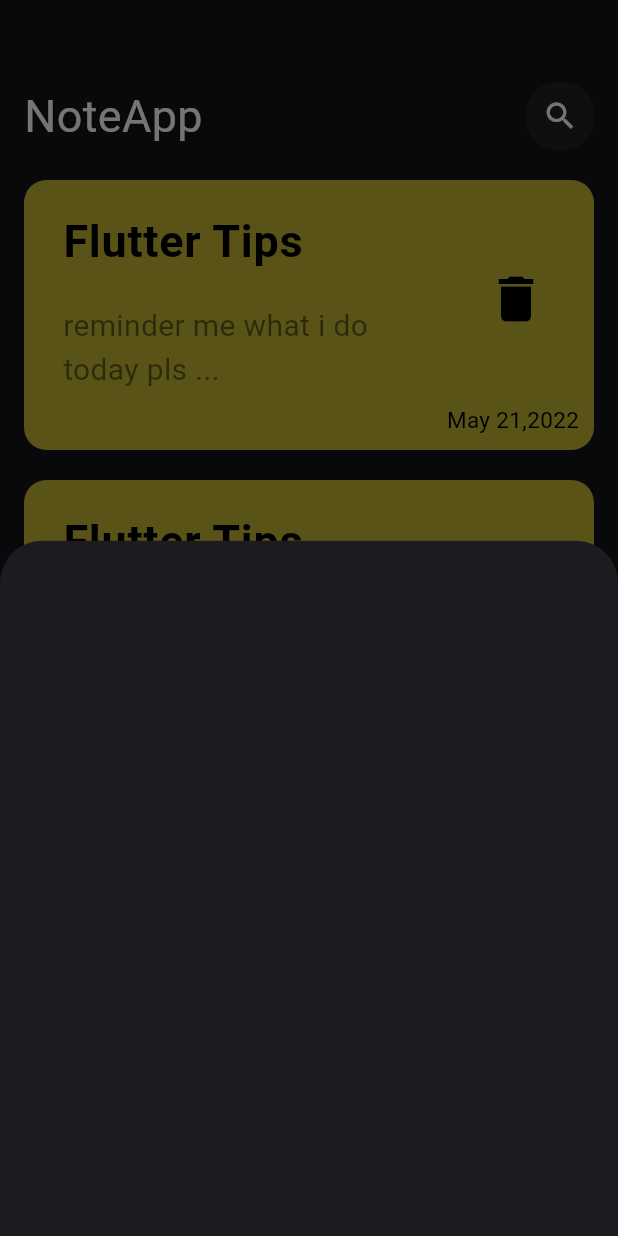
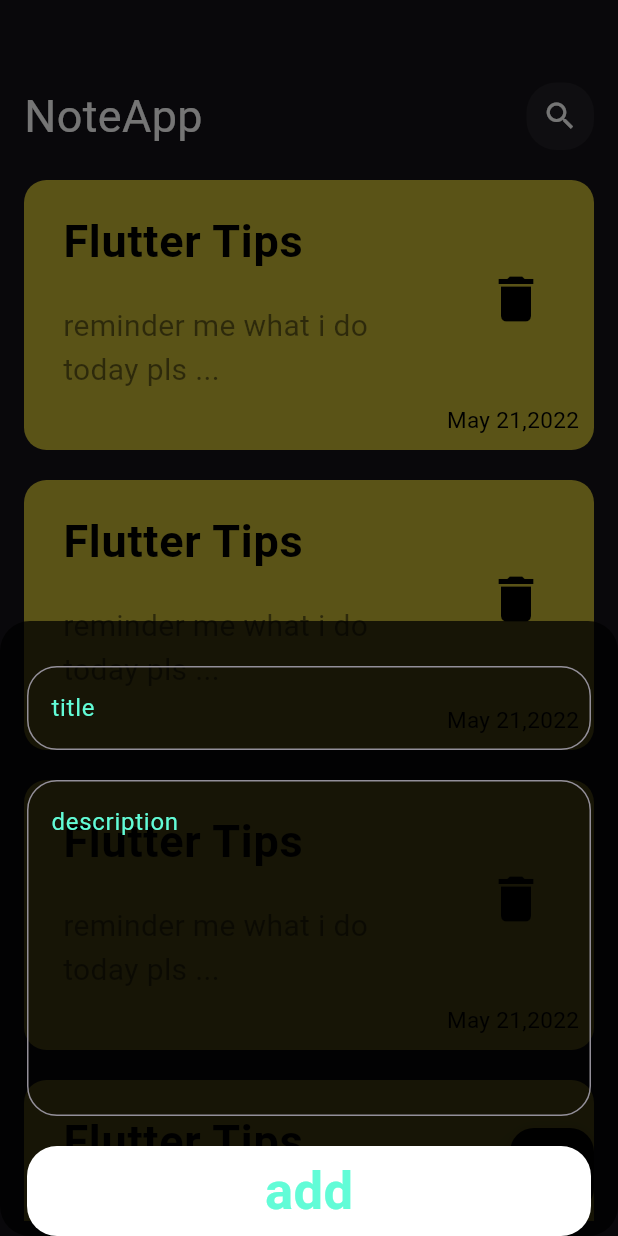
Before and after one commit to EslamAboelze/Random, a Flutter app: the screen it shows after launch, after a tap on the "add" icon, on a phone screen of 412 x 824 dp. Run offline on Flutter 3.47's test engine with Material 3 defaults, Android fonts, the phone set to English and light mode, and no system bars.

Commit message:
create_Edit_page

```diff
--- /dev/null
+++ b/lib/constants/constants_colors.dart
@@ -0,0 +1,3 @@
+import 'package:flutter/material.dart';
+
+const kPrimaryColor = Color(0xff62FCD7);
--- a/lib/main.dart
+++ b/lib/main.dart
@@ -5,6 +5,7 @@ void main() {
   runApp(const Note_App());
 }
 
+// ignore: camel_case_types
 class Note_App extends StatelessWidget {
   const Note_App({super.key});
 
--- /dev/null
+++ b/lib/views/edit_page.dart
@@ -0,0 +1,42 @@
+import 'package:flutter/material.dart';
+import 'package:tester/widgets/custom_appbar.dart';
+import 'package:tester/widgets/custom_icon.dart';
+import 'package:tester/widgets/custom_textfield.dart';
+
+class Editpage extends StatelessWidget {
+  Editpage({super.key});
+
+  @override
+  Widget build(BuildContext context) {
+    return Scaffold(
+      body: Padding(
+        padding: EdgeInsets.symmetric(horizontal: 16),
+        child: Column(
+          children: [
+            SizedBox(
+              height: 10,
+            ),
+            CustomAppbar(
+              title: "Edit page",
+              widget: CustomIconSearch(),
+            ),
+            Expanded(
+              child: Padding(
+                padding: EdgeInsets.symmetric(vertical: 10),
+                child: Column(
+                  children: [
+                    CustomTextField(1, "title"),
+                    SizedBox(
+                      height: 10,
+                    ),
+                    CustomTextField(15, "content")
+                  ],
+                ),
+              ),
+            )
+          ],
+        ),
+      ),
+    );
+  }
+}
--- a/lib/views/home_page.dart
+++ b/lib/views/home_page.dart
@@ -1,6 +1,7 @@
 //stls
 import 'package:flutter/material.dart';
 import 'package:tester/widgets/custom_appbar.dart';
+import 'package:tester/widgets/custom_icon.dart';
 import 'package:tester/widgets/custom_note_view.dart';
 import 'package:tester/widgets/show_modal_bottom_sheet.dart';
 
@@ -10,14 +11,17 @@ class HomePage extends StatelessWidget {
   @override
   Widget build(BuildContext context) {
     return Scaffold(
-      body: const Padding(
+      body: Padding(
         padding: EdgeInsets.symmetric(horizontal: 16),
         child: Column(
           children: [
             SizedBox(
               height: 35,
             ),
-            CustomAppbar(),
+            CustomAppbar(
+              title: "NoteApp",
+              widget: CustomIconSearch(),
+            ),
             Expanded(
               child: Padding(
                 padding: EdgeInsets.symmetric(vertical: 10),
@@ -30,6 +34,10 @@ class HomePage extends StatelessWidget {
       floatingActionButton: FloatingActionButton(
         onPressed: () {
           showModalBottomSheet(
+              backgroundColor: Colors.black.withOpacity(.75),
+              shape: RoundedRectangleBorder(
+                borderRadius: BorderRadius.circular(20),
+              ),
               context: context,
               builder: (context) {
                 return const AddNewNote();
--- a/lib/widgets/custom_appbar.dart
+++ b/lib/widgets/custom_appbar.dart
@@ -2,7 +2,9 @@ import 'package:flutter/material.dart';
 import 'package:tester/widgets/custom_icon.dart';
 
 class CustomAppbar extends StatelessWidget {
-  const CustomAppbar({super.key});
+  CustomAppbar({super.key, this.title, this.widget});
+  String? title;
+  Widget? widget;
 
   @override
   Widget build(BuildContext context) {
@@ -11,17 +13,17 @@ class CustomAppbar extends StatelessWidget {
       child: Row(
         children: [
           Text(
-            "NoteApp",
+            title!,
             style: TextStyle(color: Colors.white, fontSize: 30),
           ),
-          Spacer(),
+          const Spacer(),
           Container(
             height: 45,
             width: 45,
             decoration: BoxDecoration(
                 color: Colors.white.withOpacity(.05),
                 borderRadius: BorderRadius.circular(20)),
-            child: const CustomIcon(),
+            child: widget,
           )
         ],
       ),
--- /dev/null
+++ b/lib/widgets/custom_button.dart
@@ -0,0 +1,27 @@
+import 'package:flutter/material.dart';
+
+import '../constants/constants_colors.dart';
+
+// ignore: must_be_immutable
+class CustomButton extends StatelessWidget {
+  String text;
+  CustomButton({super.key, required this.text});
+
+  @override
+  Widget build(BuildContext context) {
+    return Container(
+      decoration: (BoxDecoration(
+        color: Colors.white,
+        borderRadius: BorderRadius.circular(20),
+      )),
+      width: double.infinity,
+      height: 60,
+      child: Center(
+          child: Text(
+        text,
+        style: const TextStyle(
+            fontSize: 35, fontWeight: FontWeight.bold, color: kPrimaryColor),
+      )),
+    );
+  }
+}
--- a/lib/widgets/custom_icon.dart
+++ b/lib/widgets/custom_icon.dart
@@ -1,7 +1,7 @@
 import 'package:flutter/material.dart';
 
-class CustomIcon extends StatelessWidget {
-  const CustomIcon({
+class CustomIconSearch extends StatelessWidget {
+  const CustomIconSearch({
     super.key,
   });
 
--- a/lib/widgets/custom_note_item.dart
+++ b/lib/widgets/custom_note_item.dart
@@ -1,4 +1,5 @@
 import 'package:flutter/material.dart';
+import 'package:tester/views/edit_page.dart';
 
 class CustomNoteItem extends StatelessWidget {
   const CustomNoteItem({
@@ -7,7 +8,16 @@ class CustomNoteItem extends StatelessWidget {
 
   @override
   Widget build(BuildContext context) {
-    return Container(
+    return GestureDetector(
+      onTap: () {
+        Navigator.push(
+          context,
+          MaterialPageRoute(builder: (context) {
+            return Editpage();
+          }),
+        );
+      },
+      child: Container(
         decoration: BoxDecoration(
             borderRadius: BorderRadius.circular(15),
             color: Colors.yellow.withOpacity(.75)),
@@ -49,6 +59,7 @@ class CustomNoteItem extends StatelessWidget {
             ],
           ),
         ),
+      ),
     );
   }
 }
--- a/lib/widgets/custom_note_view.dart
+++ b/lib/widgets/custom_note_view.dart
@@ -10,8 +10,8 @@ class CustomListItem extends StatelessWidget {
       child: ListView.builder(
           padding: EdgeInsets.zero,
           itemBuilder: (context, index) {
-            return Padding(
-              padding: const EdgeInsets.symmetric(vertical: 10),
+            return const Padding(
+              padding: EdgeInsets.symmetric(vertical: 10),
               child: CustomNoteItem(),
             );
           }),
--- /dev/null
+++ b/lib/widgets/custom_textfield.dart
@@ -0,0 +1,27 @@
+import 'package:flutter/material.dart';
+import 'package:tester/constants/constants_colors.dart';
+
+// ignore: must_be_immutable
+class CustomTextField extends StatelessWidget {
+  CustomTextField(this.maxline, this.text, {super.key});
+  String text;
+  int maxline;
+  @override
+  Widget build(BuildContext context) {
+    return TextField(
+        maxLines: maxline,
+        decoration: InputDecoration(
+            hintText: text,
+            hintStyle: const TextStyle(color: kPrimaryColor),
+            border: OutlineInputBorder(
+              borderRadius: BorderRadius.circular(20),
+              borderSide: const BorderSide(
+                color: kPrimaryColor,
+              ),
+            ),
+            focusedBorder: OutlineInputBorder(
+              borderRadius: BorderRadius.circular(20),
+              borderSide: const BorderSide(color: kPrimaryColor),
+            )));
+  }
+}
--- a/lib/widgets/show_modal_bottom_sheet.dart
+++ b/lib/widgets/show_modal_bottom_sheet.dart
@@ -1,10 +1,28 @@
 import 'package:flutter/material.dart';
+import 'package:tester/widgets/custom_button.dart';
+import 'package:tester/widgets/custom_textfield.dart';
 
 class AddNewNote extends StatelessWidget {
   const AddNewNote({super.key});
 
   @override
   Widget build(BuildContext context) {
-    return Container();
+    return Padding(
+      padding: const EdgeInsets.symmetric(horizontal: 18),
+      child: SingleChildScrollView(
+        child: Column(children: [
+          const SizedBox(height: 30),
+          CustomTextField(1, "title"),
+          const SizedBox(
+            height: 20,
+          ),
+          CustomTextField(8, "description"),
+          SizedBox(
+            height: 20,
+          ),
+          CustomButton(text: "add")
+        ]),
+      ),
+    );
   }
 }
```
Lines whose indentation alone changed are shown as unchanged.
